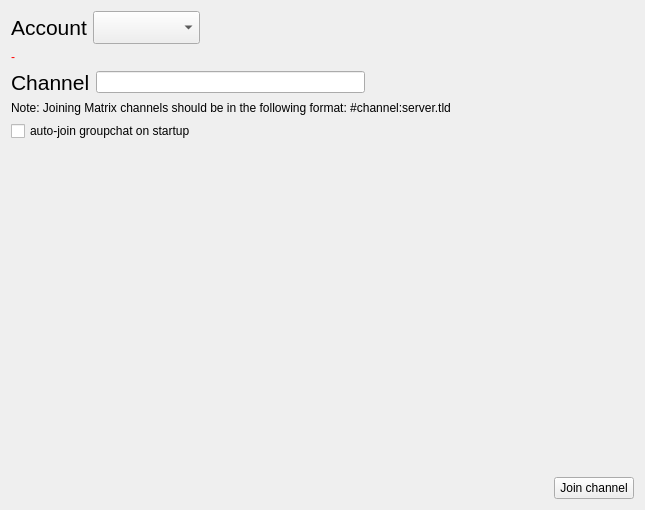
Above: src/window_joinchannel.ui from maemo-leste/conversations before the change. Below: the same form after it.
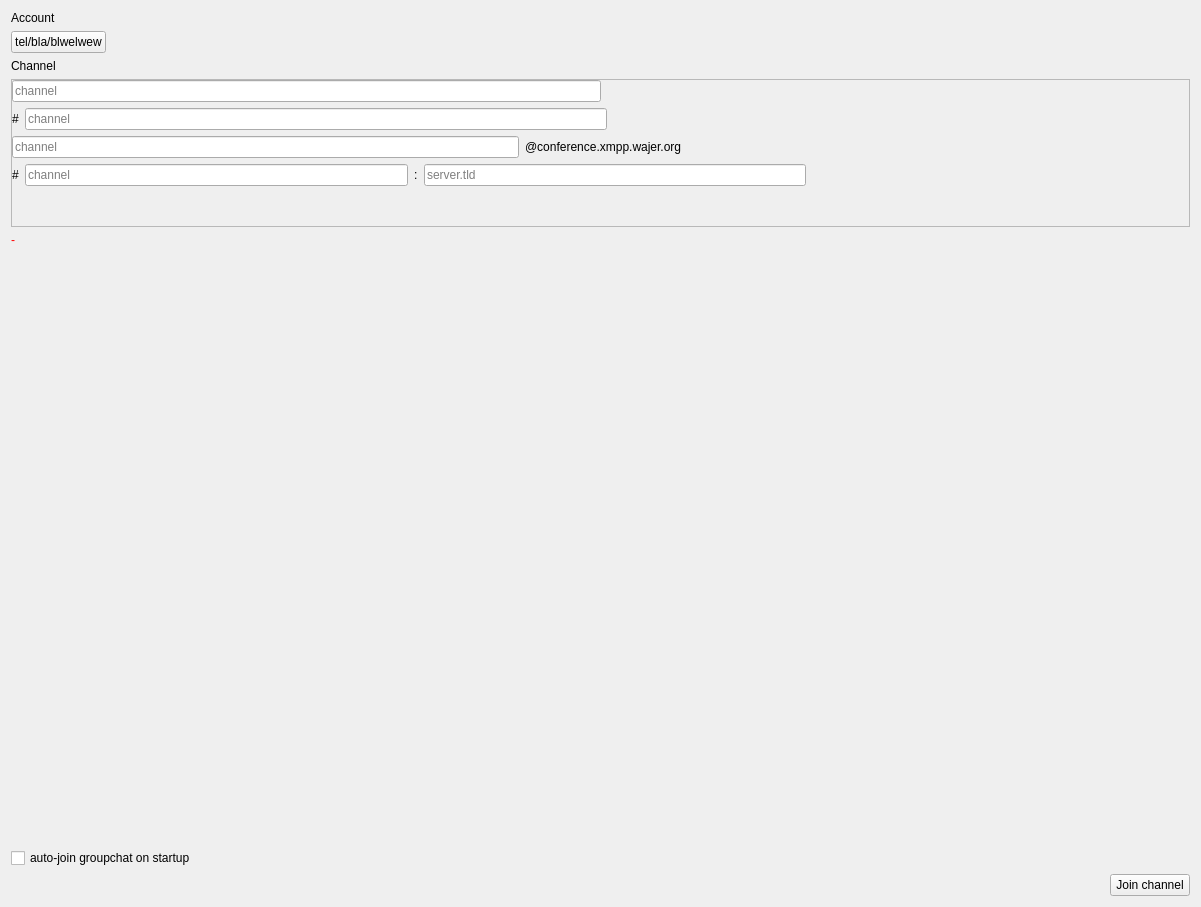
That is the form after the change. Icons and pictures are not drawn.

Commit message: windows/joinchannel: redesign - pick account via a list dialog for better UX (instead of QComboBox) - only list accounts that have groupchats (ignore 'tel' account) - auto-append/suffix neccesary symbols (e.g: #, @, : for irc, xmpp, matrix, etc.) so its easier to join channels through the UI - show sensible account names ($nickname - $local_uid) - automatically set focus on the text input - update UI when Telepathy accounts get added/removed at runtime - compile def LESTE_VM=1, in VM we need to force redraw the overview table

```diff
--- a/src/window_joinchannel.ui
+++ b/src/window_joinchannel.ui
@@ -6,8 +6,8 @@
    <rect>
     <x>0</x>
     <y>0</y>
-    <width>645</width>
-    <height>510</height>
+    <width>1201</width>
+    <height>907</height>
    </rect>
   </property>
   <property name="sizePolicy">
@@ -24,27 +24,20 @@
     <normaloff>:/assets/images/appicons/64x64.png</normaloff>:/assets/images/appicons/64x64.png</iconset>
   </property>
   <widget class="QWidget" name="centralWidget">
-   <layout class="QVBoxLayout" name="verticalLayout">
+   <layout class="QVBoxLayout" name="verticalLayout_2" stretch="0,0,0,0,0,1,0,0">
+    <item>
+     <widget class="QLabel" name="label">
+      <property name="text">
+       <string>Account</string>
+      </property>
+     </widget>
+    </item>
     <item>
      <layout class="QHBoxLayout" name="horizontalLayout_3">
       <item>
-       <widget class="QLabel" name="label">
-        <property name="font">
-         <font>
-          <pointsize>16</pointsize>
-         </font>
-        </property>
+       <widget class="QPushButton" name="btn_accounts">
         <property name="text">
-         <string>Account</string>
-        </property>
-       </widget>
-      </item>
-      <item>
-       <widget class="QComboBox" name="comboAccount">
-        <property name="font">
-         <font>
-          <pointsize>16</pointsize>
-         </font>
+         <string>tel/bla/blwelwew</string>
         </property>
        </widget>
       </item>
@@ -63,6 +56,284 @@
       </item>
      </layout>
     </item>
+    <item>
+     <widget class="QLabel" name="label_4">
+      <property name="text">
+       <string>Channel</string>
+      </property>
+     </widget>
+    </item>
+    <item>
+     <widget class="QScrollArea" name="scrollArea">
+      <property name="widgetResizable">
+       <bool>true</bool>
+      </property>
+      <widget class="QWidget" name="scrollAreaWidgetContents">
+       <property name="geometry">
+        <rect>
+         <x>0</x>
+         <y>0</y>
+         <width>1181</width>
+         <height>279</height>
+        </rect>
+       </property>
+       <layout class="QVBoxLayout" name="verticalLayout_3">
+        <property name="leftMargin">
+         <number>0</number>
+        </property>
+        <property name="topMargin">
+         <number>0</number>
+        </property>
+        <property name="rightMargin">
+         <number>0</number>
+        </property>
+        <property name="bottomMargin">
+         <number>0</number>
+        </property>
+        <item>
+         <layout class="QVBoxLayout" name="verticalLayout">
+          <item>
+           <widget class="QFrame" name="frame_default">
+            <property name="frameShape">
+             <enum>QFrame::NoFrame</enum>
+            </property>
+            <property name="frameShadow">
+             <enum>QFrame::Plain</enum>
+            </property>
+            <property name="lineWidth">
+             <number>0</number>
+            </property>
+            <layout class="QHBoxLayout" name="horizontalLayout_5">
+             <property name="leftMargin">
+              <number>0</number>
+             </property>
+             <property name="topMargin">
+              <number>0</number>
+             </property>
+             <property name="rightMargin">
+              <number>0</number>
+             </property>
+             <property name="bottomMargin">
+              <number>0</number>
+             </property>
+             <item>
+              <widget class="QLineEdit" name="line_default">
+               <property name="placeholderText">
+                <string>channel</string>
+               </property>
+              </widget>
+             </item>
+             <item>
+              <spacer name="horizontalSpacer_5">
+               <property name="orientation">
+                <enum>Qt::Horizontal</enum>
+               </property>
+               <property name="sizeHint" stdset="0">
+                <size>
+                 <width>40</width>
+                 <height>20</height>
+                </size>
+               </property>
+              </spacer>
+             </item>
+            </layout>
+           </widget>
+          </item>
+          <item>
+           <widget class="QFrame" name="frame_irc">
+            <property name="frameShape">
+             <enum>QFrame::NoFrame</enum>
+            </property>
+            <property name="frameShadow">
+             <enum>QFrame::Plain</enum>
+            </property>
+            <property name="lineWidth">
+             <number>0</number>
+            </property>
+            <layout class="QHBoxLayout" name="horizontalLayout">
+             <property name="leftMargin">
+              <number>0</number>
+             </property>
+             <property name="topMargin">
+              <number>0</number>
+             </property>
+             <property name="rightMargin">
+              <number>0</number>
+             </property>
+             <property name="bottomMargin">
+              <number>0</number>
+             </property>
+             <item>
+              <widget class="QLabel" name="label_6">
+               <property name="text">
+                <string>#</string>
+               </property>
+              </widget>
+             </item>
+             <item>
+              <widget class="QLineEdit" name="line_irc">
+               <property name="placeholderText">
+                <string>channel</string>
+               </property>
+              </widget>
+             </item>
+             <item>
+              <spacer name="horizontalSpacer_4">
+               <property name="orientation">
+                <enum>Qt::Horizontal</enum>
+               </property>
+               <property name="sizeHint" stdset="0">
+                <size>
+                 <width>40</width>
+                 <height>20</height>
+                </size>
+               </property>
+              </spacer>
+             </item>
+            </layout>
+           </widget>
+          </item>
+          <item>
+           <widget class="QFrame" name="frame_xmpp">
+            <property name="frameShape">
+             <enum>QFrame::NoFrame</enum>
+            </property>
+            <property name="frameShadow">
+             <enum>QFrame::Plain</enum>
+            </property>
+            <property name="lineWidth">
+             <number>0</number>
+            </property>
+            <layout class="QHBoxLayout" name="horizontalLayout_6">
+             <property name="leftMargin">
+              <number>0</number>
+             </property>
+             <property name="topMargin">
+              <number>0</number>
+             </property>
+             <property name="rightMargin">
+              <number>0</number>
+             </property>
+             <property name="bottomMargin">
+              <number>0</number>
+             </property>
+             <item>
+              <widget class="QLineEdit" name="line_xmpp">
+               <property name="placeholderText">
+                <string>channel</string>
+               </property>
+              </widget>
+             </item>
+             <item>
+              <widget class="QLabel" name="label_5">
+               <property name="text">
+                <string>@conference.xmpp.wajer.org</string>
+               </property>
+              </widget>
+             </item>
+             <item>
+              <spacer name="horizontalSpacer_6">
+               <property name="orientation">
+                <enum>Qt::Horizontal</enum>
+               </property>
+               <property name="sizeHint" stdset="0">
+                <size>
+                 <width>40</width>
+                 <height>20</height>
+                </size>
+               </property>
+              </spacer>
+             </item>
+            </layout>
+           </widget>
+          </item>
+          <item>
+           <widget class="QFrame" name="frame_matrix">
+            <property name="frameShape">
+             <enum>QFrame::NoFrame</enum>
+            </property>
+            <property name="frameShadow">
+             <enum>QFrame::Plain</enum>
+            </property>
+            <property name="lineWidth">
+             <number>0</number>
+            </property>
+            <layout class="QHBoxLayout" name="horizontalLayout_4">
+             <property name="leftMargin">
+              <number>0</number>
+             </property>
+             <property name="topMargin">
+              <number>0</number>
+             </property>
+             <property name="rightMargin">
+              <number>0</number>
+             </property>
+             <property name="bottomMargin">
+              <number>0</number>
+             </property>
+             <item>
+              <widget class="QLabel" name="label_2">
+               <property name="text">
+                <string>#</string>
+               </property>
+              </widget>
+             </item>
+             <item>
+              <widget class="QLineEdit" name="line_matrix_channel">
+               <property name="placeholderText">
+                <string>channel</string>
+               </property>
+              </widget>
+             </item>
+             <item>
+              <widget class="QLabel" name="label_3">
+               <property name="text">
+                <string>:</string>
+               </property>
+              </widget>
+             </item>
+             <item>
+              <widget class="QLineEdit" name="line_matrix_server">
+               <property name="placeholderText">
+                <string>server.tld</string>
+               </property>
+              </widget>
+             </item>
+             <item>
+              <spacer name="horizontalSpacer_3">
+               <property name="orientation">
+                <enum>Qt::Horizontal</enum>
+               </property>
+               <property name="sizeHint" stdset="0">
+                <size>
+                 <width>40</width>
+                 <height>20</height>
+                </size>
+               </property>
+              </spacer>
+             </item>
+            </layout>
+           </widget>
+          </item>
+          <item>
+           <spacer name="verticalSpacer_2">
+            <property name="orientation">
+             <enum>Qt::Vertical</enum>
+            </property>
+            <property name="sizeHint" stdset="0">
+             <size>
+              <width>20</width>
+              <height>40</height>
+             </size>
+            </property>
+           </spacer>
+          </item>
+         </layout>
+        </item>
+       </layout>
+      </widget>
+     </widget>
+    </item>
     <item>
      <widget class="QLabel" name="lblAccountWarning">
       <property name="sizePolicy">
@@ -221,75 +492,26 @@
       </property>
      </widget>
     </item>
-    <item>
-     <layout class="QHBoxLayout" name="horizontalLayout_4">
-      <item>
-       <widget class="QLabel" name="label_2">
-        <property name="font">
-         <font>
-          <pointsize>16</pointsize>
-         </font>
-        </property>
-        <property name="text">
-         <string>Channel</string>
-        </property>
-       </widget>
-      </item>
-      <item>
-       <widget class="QLineEdit" name="lineEdit_channel">
-        <property name="minimumSize">
-         <size>
-          <width>256</width>
-          <height>0</height>
-         </size>
-        </property>
-       </widget>
-      </item>
-      <item>
-       <spacer name="horizontalSpacer_3">
-        <property name="orientation">
-         <enum>Qt::Horizontal</enum>
-        </property>
-        <property name="sizeHint" stdset="0">
-         <size>
-          <width>40</width>
-          <height>20</height>
-         </size>
-        </property>
-       </spacer>
-      </item>
-     </layout>
-    </item>
-    <item>
-     <widget class="QLabel" name="lbl_matrix_howto">
-      <property name="text">
-       <string>Note: Joining Matrix channels should be in the following format: #channel:server.tld</string>
-      </property>
-     </widget>
-    </item>
-    <item>
-     <widget class="QCheckBox" name="checkbox_autoJoin">
-      <property name="text">
-       <string>auto-join groupchat on startup</string>
-      </property>
-     </widget>
-    </item>
     <item>
      <spacer name="verticalSpacer">
       <property name="orientation">
        <enum>Qt::Vertical</enum>
       </property>
-      <property name="sizeType">
-       <enum>QSizePolicy::Expanding</enum>
-      </property>
       <property name="sizeHint" stdset="0">
        <size>
         <width>20</width>
-        <height>20</height>
+        <height>40</height>
        </size>
       </property>
      </spacer>
     </item>
+    <item>
+     <widget class="QCheckBox" name="checkbox_autoJoin">
+      <property name="text">
+       <string>auto-join groupchat on startup</string>
+      </property>
+     </widget>
+    </item>
     <item>
      <layout class="QHBoxLayout" name="horizontalLayout_2">
       <item>
```
The commit also changes 8 other files.
